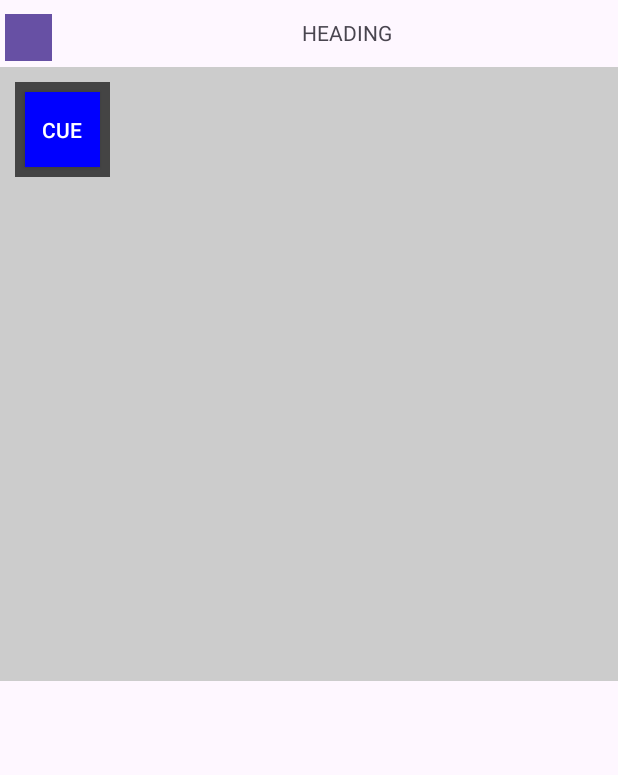
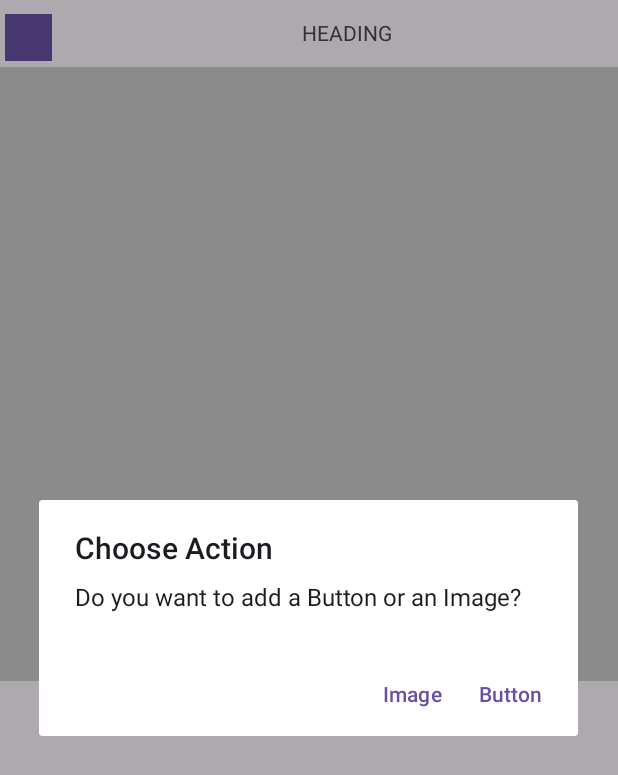
Before and after one commit to aksh-sush/thoughts_1d_board_prototype, an Android app: the jam_interface screen opened directly, with no data from a screen before it, after a tap on an icon or button, on a phone screen of 412 x 824 dp. Shown: the top 775 px of the screen. Run offline under Robolectric (Android 15) with nearby library versions, the phone set to English and light mode, and no system bars; our stand-ins replace FlexboxLayout; 1 statement that could not run was skipped.

Commit message:
gallery launched
dialogue box button n img with gallery launch

DIS POOR ME
https://medium.com/over-engineering/getting-started-with-drawing-on-the-android-canvas-621cf512f4c7

```diff
--- a/app/src/main/java/com/example/adhd_wid/jam_interface.java
+++ b/app/src/main/java/com/example/adhd_wid/jam_interface.java
@@ -1,12 +1,22 @@
 package com.example.adhd_wid;
 
+import android.content.DialogInterface;
+import android.content.Intent;
+import android.content.pm.PackageManager;
 import android.graphics.Color;
+import android.net.Uri;
 import android.os.Bundle;
+import android.provider.MediaStore;
 import android.view.View;
 import android.widget.Button;
+import android.widget.ImageView;
 import android.widget.RelativeLayout;
+import android.Manifest;
 
+import androidx.appcompat.app.AlertDialog;
 import androidx.appcompat.app.AppCompatActivity;
+import androidx.core.app.ActivityCompat;
+import androidx.core.content.ContextCompat;
 
 import com.google.android.flexbox.FlexboxLayout;
 import com.google.android.flexbox.FlexWrap;
@@ -18,12 +28,14 @@ public class jam_interface extends AppCompatActivity {
     private FlexboxLayout flexboxLayout;
     private int buttonCount = 0; // Track the number of buttons added
 
+    private static final int PICK_IMAGE_REQUEST = 1; // Request code for picking an image
+    private ImageView currentImageView; // Reference to the currently clicked ImageView
+
     @Override
     protected void onCreate(Bundle savedInstanceState) {
         super.onCreate(savedInstanceState);
         setContentView(R.layout.jam_board);
 
-        // Get reference to the small button
         Button smallButton = findViewById(R.id.button);
 
         // Get reference to the FlexboxLayout
@@ -33,8 +45,38 @@ public class jam_interface extends AppCompatActivity {
         flexboxLayout.setFlexWrap(FlexWrap.WRAP); // Wrap buttons when space runs out
 
         // Set OnClickListener for the small button to add new buttons
-        smallButton.setOnClickListener(v -> addDynamicButton());
+        smallButton.setOnClickListener(v -> showPopup());
     }
+
+    private void showPopup() {
+        // Show dialog to choose between adding a button or an image
+        new AlertDialog.Builder(this)
+                .setTitle("Choose Action")
+                .setMessage("Do you want to add a Button or an Image?")
+                .setPositiveButton("Button", (dialog, which) -> addDynamicButton())
+                .setNegativeButton("Image", (dialog, which) -> openGallery())
+                .show();
+    }
+    private void openGallery() {
+        Intent intent = new Intent(Intent.ACTION_PICK);
+        intent.setType("image/*"); // Set the type to image
+        startActivityForResult(intent, PICK_IMAGE_REQUEST); // Start the gallery activity
+    }
+    @Override
+    protected void onActivityResult(int requestCode, int resultCode, Intent data) {
+        super.onActivityResult(requestCode, resultCode, data);
+        if (requestCode == PICK_IMAGE_REQUEST && resultCode == RESULT_OK && data != null) {
+            Uri imageUri = data.getData(); // Get the image URI
+            // You can now use the imageUri to display the image or do something else
+            // For example, you can set it to an ImageView if you have one
+            //imageView.setImageURI(imageUri);
+        }
+    }
+
+
+
+
+
 
     private void addDynamicButton() {
         // Create a new RelativeLayout to hold the button
@@ -58,7 +100,7 @@ public class jam_interface extends AppCompatActivity {
 
         // Randomize button size within the range
         Random random = new Random();
-        int buttonSize = random.nextInt(maxButtonSize - minButtonSize + 1) + minButtonSize;
+        int buttonSize = random.nextInt(maxButtonSize - minButtonSize +  1) + minButtonSize;
 
         // Set LayoutParams for the button
         RelativeLayout.LayoutParams buttonParams = new RelativeLayout.LayoutParams(buttonSize, buttonSize);
@@ -96,10 +138,10 @@ public class jam_interface extends AppCompatActivity {
             // Increment the counter for this button
             int currentCount = (int) (newButton.getTag() == null ? 0 : newButton.getTag());
             currentCount++;
-            newButton.setTag(currentCount ); // Store the updated count as a tag
+            newButton.setTag(currentCount); // Store the updated count as a tag
 
             // Calculate the new scale factor
-            float scaleFactor = 1 + (currentCount * 0.1f); // Scale by 10% for each tap
+            float scaleFactor = 1 + (currentCount * 0.05f); // Scale by 5% for each tap
 
             // Apply the scaling transformation to the button
             newButton.setScaleX(scaleFactor);
--- a/app/src/main/res/layout/jam_board.xml
+++ b/app/src/main/res/layout/jam_board.xml
@@ -4,6 +4,13 @@
     xmlns:app="http://schemas.android.com/apk/res-auto"
     android:layout_width="match_parent"
     android:layout_height="match_parent">
+    <ImageView
+        android:id="@+id/imageView"
+        android:layout_width="200dp"
+        android:layout_height="200dp"
+        android:layout_gravity="center"
+        android:adjustViewBounds="true"
+        android:contentDescription="Selected Image" />
 
     <com.google.android.flexbox.FlexboxLayout
         android:id="@+id/flexbox"
```
Also changed, not shown: app/src/main/AndroidManifest.xml (+13 -2 lines), app/src/main/java/com/example/adhd_wid/img.java (added, +94 -0 lines).
